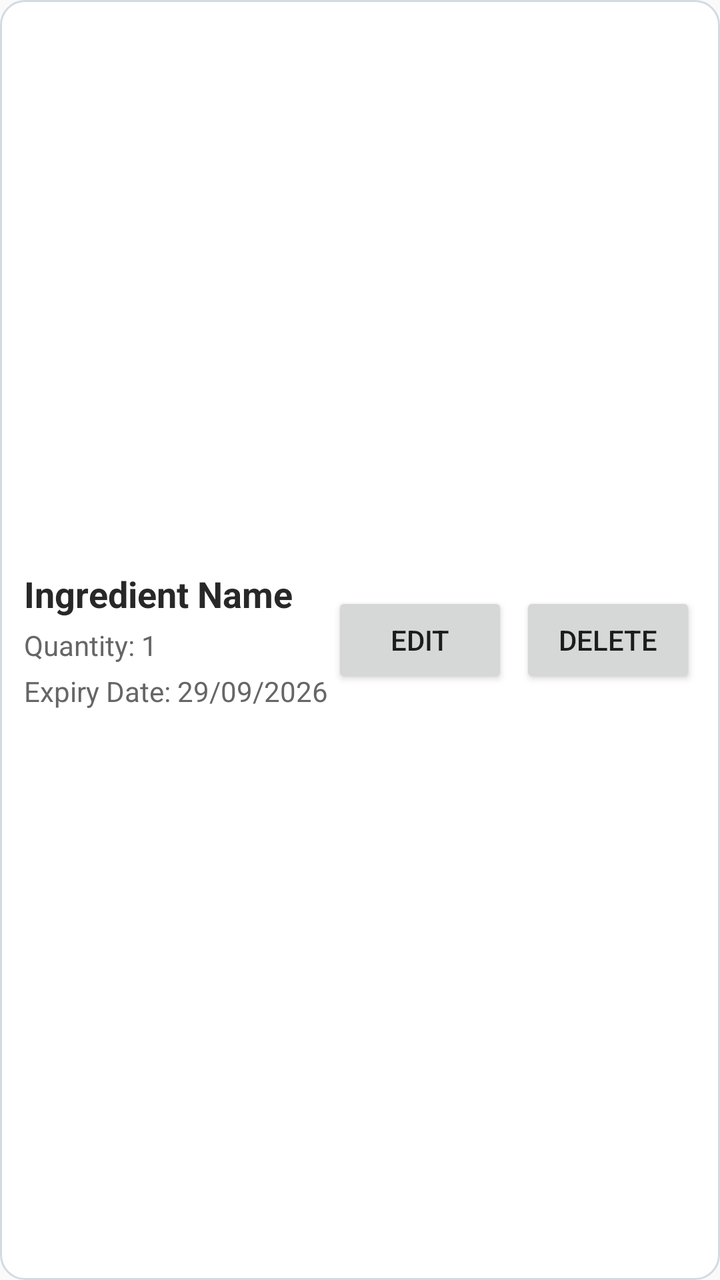
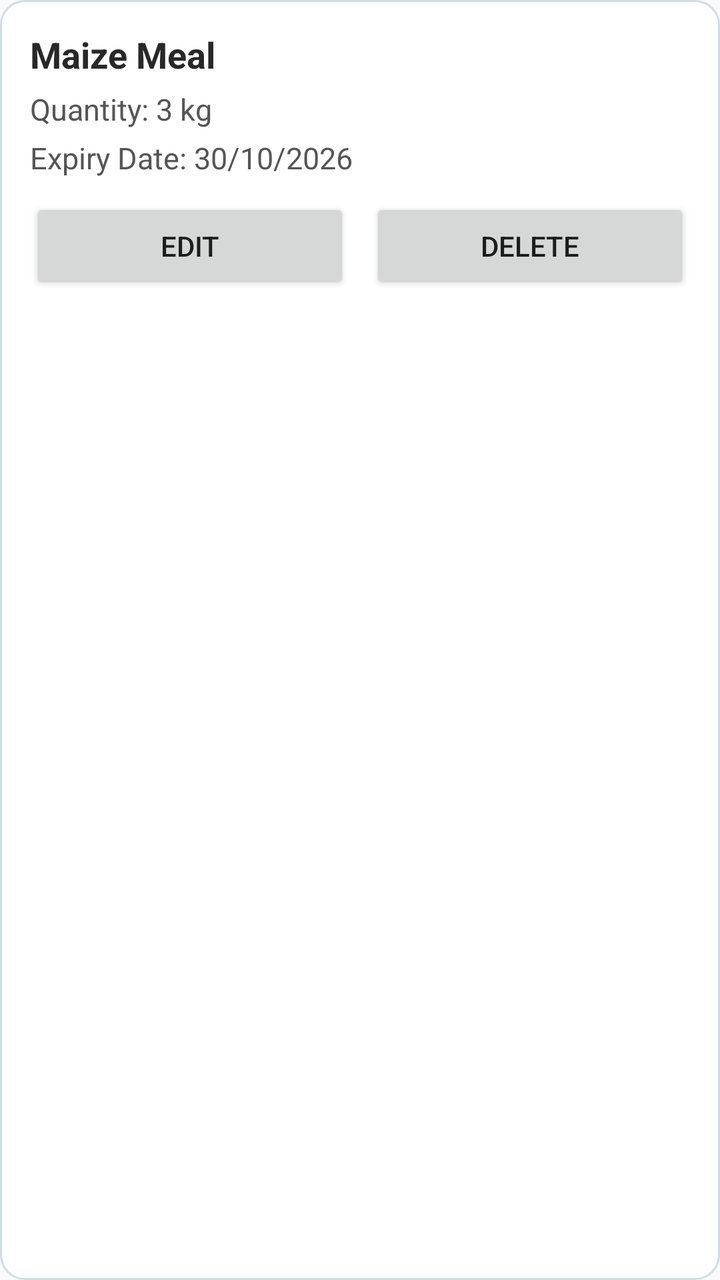

An Android layout rendered at two revisions. The XML below is the earlier revision; the diff shows what the commit changed to produce the second picture.
<!-- AndroidManifest.xml: application theme Theme.SmartPantryManager -->
<!-- res/layout/item_ingredient.xml -->
<?xml version="1.0" encoding="utf-8"?>
<LinearLayout xmlns:android="http://schemas.android.com/apk/res/android"
    xmlns:tools="http://schemas.android.com/tools"
    android:layout_width="match_parent"
    android:layout_height="wrap_content"
    android:orientation="horizontal"
    android:padding="12dp"
    android:gravity="center_vertical"
    android:background="@drawable/item_background">

    <LinearLayout
        android:layout_width="0dp"
        android:layout_height="wrap_content"
        android:layout_weight="1"
        android:orientation="vertical">

        <TextView
            android:id="@+id/txtIngredientName"
            android:layout_width="match_parent"
            android:layout_height="wrap_content"
            android:text="Ingredient Name"
            android:textSize="18sp"
            android:textStyle="bold"
            android:textColor="#282828"
            tools:ignore="HardcodedText" />

        <TextView
            android:id="@+id/txtIngredientQuantity"
            android:layout_width="match_parent"
            android:layout_height="wrap_content"
            android:text="Quantity: 1"
            android:layout_marginTop="4dp"
            android:textColor="#666666"
            android:textSize="14sp"
            tools:ignore="HardcodedText" />

        <TextView
            android:id="@+id/txtIngredientExpiry"
            android:layout_width="match_parent"
            android:layout_height="wrap_content"
            android:text="Expiry Date: 29/09/2026"
            android:textSize="14sp"
            android:textColor="#666666"
            android:layout_marginTop="4dp"
            tools:ignore="HardcodedText" />

    </LinearLayout>

    <Button
        android:id="@+id/btnEdit"
        android:layout_width="wrap_content"
        android:layout_height="wrap_content"
        android:text="Edit"
        android:textSize="14sp"
        android:layout_marginEnd="6dp"
        tools:ignore="HardcodedText" />

    <Button
        android:id="@+id/btnDelete"
        android:layout_width="wrap_content"
        android:layout_height="wrap_content"
        android:text="Delete"
        android:textSize="14sp"
        tools:ignore="HardcodedText" />

</LinearLayout>
<!-- resources referenced by this layout -->
<resources>
  <!-- drawable item_background (drawable) -->
  <?xml version="1.0" encoding="utf-8"?>
  <shape xmlns:android="http://schemas.android.com/apk/res/android"
      android:shape="rectangle">
  
      <solid android:color="#FFFFFF" />
  
      <corners android:radius="12dp" />
  
      <stroke
          android:width="1dp"
          android:color="#D2DCE1" />
  
      <padding
          android:left="4dp"
          android:top="4dp"
          android:right="4dp"
          android:bottom="4dp" />
  
  </shape>
  <style name="Theme.SmartPantryManager" parent="Theme.AppCompat.Light.NoActionBar" />
</resources>

<!-- the commit's change to res/layout/item_ingredient.xml (unified diff, before → after) -->
@@ -3,64 +3,65 @@
     xmlns:tools="http://schemas.android.com/tools"
     android:layout_width="match_parent"
     android:layout_height="wrap_content"
-    android:orientation="horizontal"
-    android:padding="12dp"
-    android:gravity="center_vertical"
+    android:layout_marginBottom="10dp"
+    android:orientation="vertical"
+    android:padding="15dp"
     android:background="@drawable/item_background">
 
+    <TextView
+        android:id="@+id/txtIngredientName"
+        android:layout_width="match_parent"
+        android:layout_height="wrap_content"
+        android:layout_marginBottom="5dp"
+        android:text="Maize Meal"
+        android:textColor="#282828"
+        android:textSize="18sp"
+        android:textStyle="bold"
+        tools:ignore="HardcodedText" />
+
+    <TextView
+        android:id="@+id/txtIngredientQuantity"
+        android:layout_width="match_parent"
+        android:layout_height="wrap_content"
+        android:layout_marginBottom="4dp"
+        android:text="Quantity: 3 kg"
+        android:textColor="#555555"
+        android:textSize="15sp"
+        tools:ignore="HardcodedText" />
+
+    <TextView
+        android:id="@+id/txtIngredientExpiry"
+        android:layout_width="match_parent"
+        android:layout_height="wrap_content"
+        android:layout_marginBottom="10dp"
+        android:text="Expiry Date: 30/10/2026"
+        android:textColor="#555555"
+        android:textSize="15sp"
+        tools:ignore="HardcodedText" />
+
     <LinearLayout
-        android:layout_width="0dp"
+        android:layout_width="match_parent"
         android:layout_height="wrap_content"
-        android:layout_weight="1"
-        android:orientation="vertical">
+        android:orientation="horizontal">
 
-        <TextView
-            android:id="@+id/txtIngredientName"
-            android:layout_width="match_parent"
+        <Button
+            android:id="@+id/btnEdit"
+            android:layout_width="0dp"
             android:layout_height="wrap_content"
-            android:text="Ingredient Name"
-            android:textSize="18sp"
-            android:textStyle="bold"
-            android:textColor="#282828"
+            android:layout_marginEnd="5dp"
+            android:layout_weight="1"
+            android:text="Edit"
             tools:ignore="HardcodedText" />
 
-        <TextView
-            android:id="@+id/txtIngredientQuantity"
-            android:layout_width="match_parent"
+        <Button
+            android:id="@+id/btnDelete"
+            android:layout_width="0dp"
             android:layout_height="wrap_content"
-            android:text="Quantity: 1"
-            android:layout_marginTop="4dp"
-            android:textColor="#666666"
-            android:textSize="14sp"
-            tools:ignore="HardcodedText" />
-
-        <TextView
-            android:id="@+id/txtIngredientExpiry"
-            android:layout_width="match_parent"
-            android:layout_height="wrap_content"
-            android:text="Expiry Date: 29/09/2026"
-            android:textSize="14sp"
-            android:textColor="#666666"
-            android:layout_marginTop="4dp"
+            android:layout_marginStart="5dp"
+            android:layout_weight="1"
+            android:text="Delete"
             tools:ignore="HardcodedText" />
 
     </LinearLayout>
 
-    <Button
-        android:id="@+id/btnEdit"
-        android:layout_width="wrap_content"
-        android:layout_height="wrap_content"
-        android:text="Edit"
-        android:textSize="14sp"
-        android:layout_marginEnd="6dp"
-        tools:ignore="HardcodedText" />
-
-    <Button
-        android:id="@+id/btnDelete"
-        android:layout_width="wrap_content"
-        android:layout_height="wrap_content"
-        android:text="Delete"
-        android:textSize="14sp"
-        tools:ignore="HardcodedText" />
-
 </LinearLayout>
